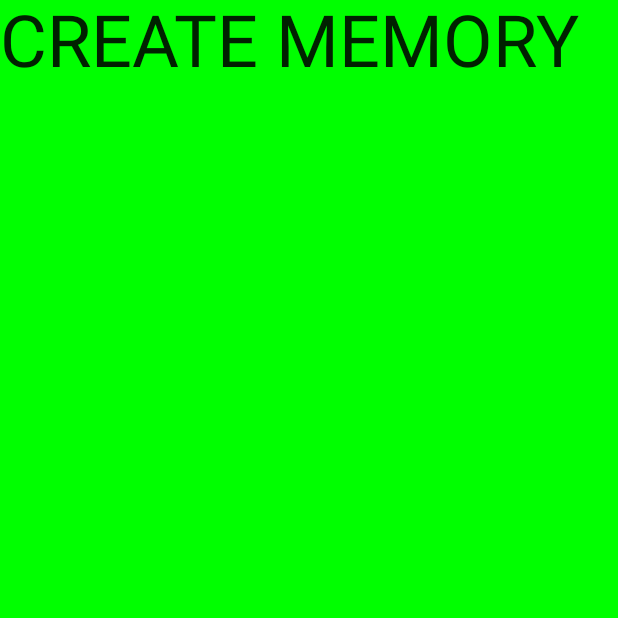
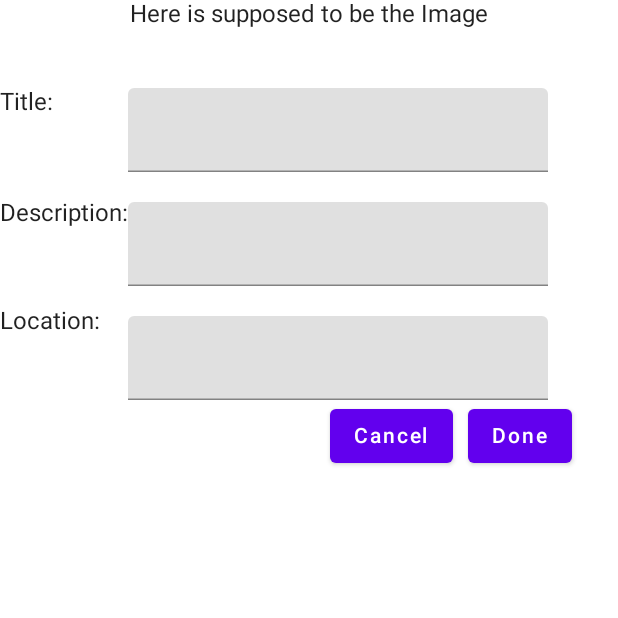
Before and after one commit to czaacza/Android-Souvenir-App, an Android app built with Jetpack Compose: the composable CreateScreen shown on its own in the app's theme, on a phone screen of 412 x 824 dp, the top half of it. Run offline under Robolectric (Android 15) with nearby library versions, the phone set to English and light mode, and no system bars; libraries missing offline, so code that uses them is left out: org.osmdroid.views.

Commit message:
ui screens v1 ready

```diff
--- a/src/app/src/main/java/fi/metropolia/project/souvenirapp/view/MainActivity.kt
+++ b/src/app/src/main/java/fi/metropolia/project/souvenirapp/view/MainActivity.kt
@@ -3,14 +3,9 @@ package fi.metropolia.project.souvenirapp.view
 import android.graphics.BitmapFactory
 import android.net.Uri
 import android.os.Bundle
-import android.util.Log
 import androidx.activity.ComponentActivity
 import androidx.activity.compose.setContent
-import androidx.compose.foundation.Image
-import androidx.compose.ui.graphics.asImageBitmap
 import androidx.preference.PreferenceManager
-import fi.metropolia.project.souvenirapp.model.ShowMemories
-import fi.metropolia.project.souvenirapp.model.createSampleMemories
 import fi.metropolia.project.souvenirapp.view.screens.getMap
 import fi.metropolia.project.souvenirapp.view.theme.SouvenirAppTheme
 import fi.metropolia.project.souvenirapp.viewmodel.MapViewModel
--- a/src/app/src/main/java/fi/metropolia/project/souvenirapp/view/screens/CreateScreen.kt
+++ b/src/app/src/main/java/fi/metropolia/project/souvenirapp/view/screens/CreateScreen.kt
@@ -1,25 +1,60 @@
 package fi.metropolia.project.souvenirapp.view.screens
 
 import androidx.compose.foundation.background
-import androidx.compose.foundation.layout.Column
-import androidx.compose.foundation.layout.fillMaxSize
-import androidx.compose.foundation.layout.padding
+import androidx.compose.foundation.layout.*
+import androidx.compose.material.Button
 import androidx.compose.material.Text
+import androidx.compose.material.TextField
 import androidx.compose.runtime.Composable
+import androidx.compose.runtime.mutableStateOf
+import androidx.compose.runtime.remember
+import androidx.compose.ui.Alignment
 import androidx.compose.ui.Modifier
 import androidx.compose.ui.graphics.Color
+import androidx.compose.ui.res.stringResource
 import androidx.compose.ui.unit.dp
 import androidx.compose.ui.unit.sp
+import fi.metropolia.project.souvenirapp.R
+
 
 @Composable
 fun CreateScreen() {
-    Column(modifier = Modifier
-        .fillMaxSize()
-        .background(Color.Green)
-        .padding(50.dp)
-    )
-    {
-
+    var txtTitle = remember { mutableStateOf("") }
+    var txtDescription = remember { mutableStateOf("") }
+    var txtLocation = remember { mutableStateOf("") }
+    Column(modifier = Modifier.fillMaxWidth()) {
+        Column(modifier = Modifier.fillMaxWidth()) {
+            //Image()
+            Text("Here is supposed to be the Image", modifier = Modifier.align(Alignment.CenterHorizontally))
+            Spacer(modifier = Modifier.size(40.dp))
+        }
+        Row(modifier = Modifier.fillMaxWidth()) {
+            Column() {
+                Text(stringResource(R.string.title))
+                Spacer(modifier = Modifier.size(55.dp))
+                Text(stringResource(R.string.description))
+                Spacer(modifier = Modifier.size(53.dp))
+                Text(stringResource(R.string.location))
+            }
+            Column() {
+                TextField(txtTitle.value, onValueChange = {txtTitle.value = it})
+                Spacer(modifier = Modifier.size(20.dp))
+                TextField(txtDescription.value, onValueChange = {txtDescription.value = it})
+                Spacer(modifier = Modifier.size(20.dp))
+                TextField(txtLocation.value, onValueChange = {txtLocation.value = it})
+            }
+        }
+        Row(modifier = Modifier.fillMaxWidth()){
+            Spacer(modifier = Modifier.size(220.dp))
+            Row(){
+                Button(onClick = { /*TODO*/ }) {
+                    Text(stringResource(R.string.cancel))
+                }
+                Spacer(modifier = Modifier.size(10.dp))
+                Button(onClick = { /*TODO*/ }) {
+                    Text(stringResource(R.string.done))
+                }
+            }
+        }
     }
-    Text("CREATE MEMORY", fontSize = 48.sp)
 }
--- a/src/app/src/main/res/values/strings.xml
+++ b/src/app/src/main/res/values/strings.xml
@@ -1,3 +1,8 @@
 <resources>
     <string name="app_name">Souvenir App</string>
+    <string name="title">Title:</string>
+    <string name="description">Description:</string>
+    <string name="location">Location:</string>
+    <string name="cancel">Cancel</string>
+    <string name="done">Done</string>
 </resources>
```
Also changed, not shown: src/app/src/main/java/fi/metropolia/project/souvenirapp/view/screens/ListScreen.kt (+0 -16 lines), 1 other file.
